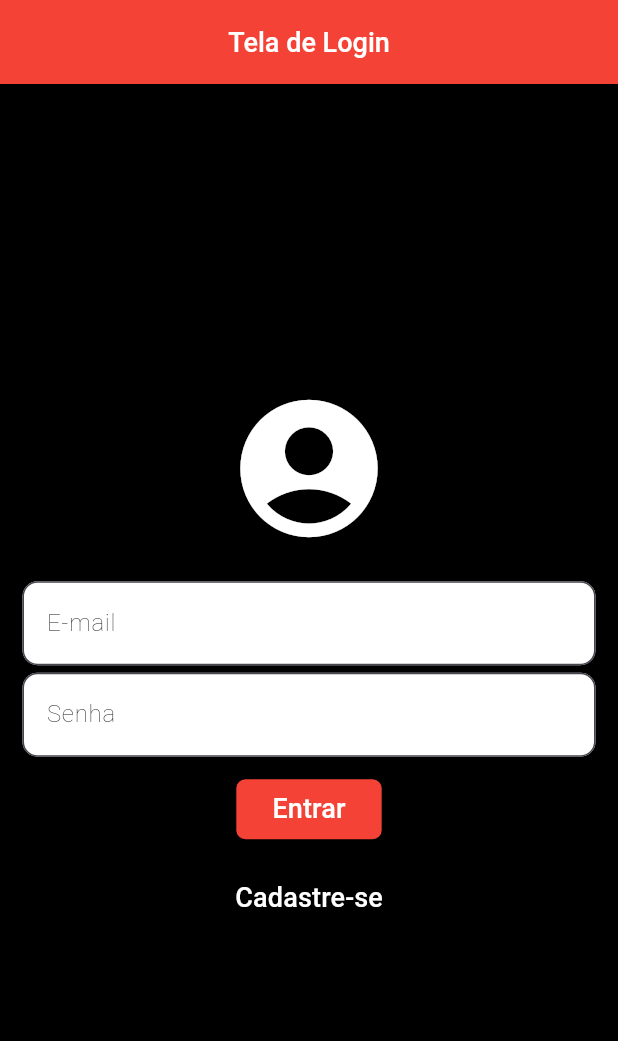
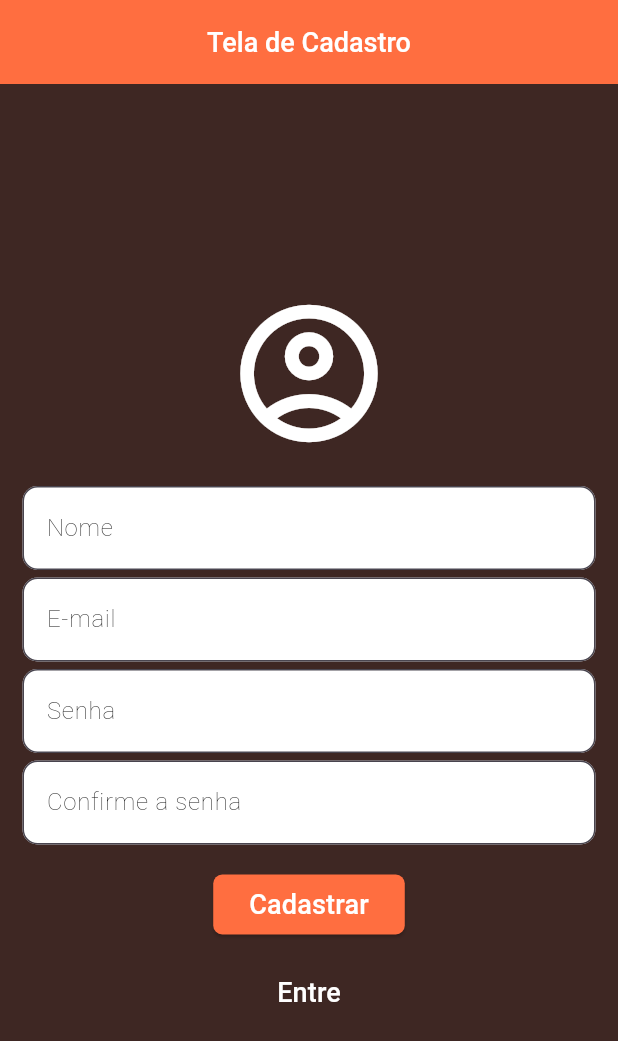
Before and after one commit to RyanRafaelA/projeto-mobile, a Flutter app: the screen it shows after launch, after a tap on "Cadastre-se", on a phone screen of 412 x 824 dp. Shown: the top 1041 px of the screen. Run offline on Flutter 3.47's test engine with Material 3 defaults, Android fonts, the phone set to English and light mode, and no system bars.

Commit message:
Criação da tela de cadastro

```diff
--- a/lib/main.dart
+++ b/lib/main.dart
@@ -17,16 +17,18 @@ class Login extends StatefulWidget {
 }
 
 class _LoginState extends State<Login> {
+  bool entrar = true;
+
   @override
   Widget build(BuildContext context) {
     return Scaffold(
-      backgroundColor: Colors.black,
+      backgroundColor: (entrar) ? Colors.black : Colors.brown[900],
       appBar: AppBar(
         centerTitle: true,
-        backgroundColor: Colors.red,
-        title: const Text(
-          "Tela de Login",
-          style: TextStyle(
+        backgroundColor: (entrar) ? Colors.red : Colors.deepOrangeAccent,
+        title: Text(
+          (entrar) ? "Tela de Login" : "Tela de Cadastro",
+          style: const TextStyle(
             color: Colors.white,
             fontSize: 18,
             fontWeight: FontWeight.w500,
@@ -39,13 +41,45 @@ class _LoginState extends State<Login> {
           child: Form(
             child: Column(
               children: [
-                const Icon(
-                  Icons.account_circle_rounded,
+                Icon(
+                  (entrar)
+                      ? Icons.account_circle_rounded
+                      : Icons.account_circle_outlined,
                   color: Colors.white,
                   size: 110,
                 ),
                 const SizedBox(
                   height: 20,
+                ),
+                Visibility(
+                  visible: !entrar,
+                  child: Column(
+                    children: [
+                      TextFormField(
+                        decoration: InputDecoration(
+                          hintText: "Nome",
+                          fillColor: Colors.white,
+                          filled: true,
+                          hintStyle: const TextStyle(
+                            color: Colors.black,
+                            fontWeight: FontWeight.w200,
+                            fontSize: 16,
+                          ),
+                          border: OutlineInputBorder(
+                            borderRadius: BorderRadius.circular(10),
+                          ),
+                        ),
+                        style: const TextStyle(
+                          color: Colors.black,
+                          fontWeight: FontWeight.w200,
+                          fontSize: 16,
+                        ),
+                      ),
+                      const SizedBox(
+                        height: 5,
+                      ),
+                    ],
+                  ),
                 ),
                 TextFormField(
                   decoration: InputDecoration(
@@ -91,6 +125,40 @@ class _LoginState extends State<Login> {
                   ),
                   obscureText: true,
                 ),
+                Visibility(
+                  visible: !entrar,
+                  child: Column(
+                    children: [
+                      const SizedBox(
+                        height: 5,
+                      ),
+                      TextFormField(
+                        decoration: InputDecoration(
+                          hintText: "Confirme a senha",
+                          fillColor: Colors.white,
+                          filled: true,
+                          hintStyle: const TextStyle(
+                            color: Colors.black,
+                            fontWeight: FontWeight.w200,
+                            fontSize: 16,
+                          ),
+                          border: OutlineInputBorder(
+                            borderRadius: BorderRadius.circular(10),
+                          ),
+                        ),
+                        style: const TextStyle(
+                          color: Colors.black,
+                          fontWeight: FontWeight.w200,
+                          fontSize: 16,
+                        ),
+                        obscureText: true,
+                      ),
+                      const SizedBox(
+                        height: 5,
+                      ),
+                    ],
+                  ),
+                ),
                 Padding(
                   padding: const EdgeInsets.only(top: 15, bottom: 15),
                   child: SizedBox(
@@ -98,14 +166,15 @@ class _LoginState extends State<Login> {
                     child: ElevatedButton(
                       onPressed: () {},
                       style: ElevatedButton.styleFrom(
-                        backgroundColor: Colors.red,
+                        backgroundColor:
+                            (entrar) ? Colors.red : Colors.deepOrangeAccent,
                         shape: RoundedRectangleBorder(
                           borderRadius: BorderRadius.circular(6),
                         ),
                       ),
-                      child: const Text(
-                        "Entrar",
-                        style: TextStyle(
+                      child: Text(
+                        (entrar) ? "Entrar" : "Cadastrar",
+                        style: const TextStyle(
                           color: Colors.white,
                           fontSize: 18,
                         ),
@@ -114,10 +183,14 @@ class _LoginState extends State<Login> {
                   ),
                 ),
                 TextButton(
-                  onPressed: () {},
-                  child: const Text(
-                    "Cadastre-se",
-                    style: TextStyle(
+                  onPressed: () {
+                    setState(() {
+                      entrar = !entrar;
+                    });
+                  },
+                  child: Text(
+                    (entrar) ? "Cadastre-se" : "Entre",
+                    style: const TextStyle(
                       color: Colors.white,
                       fontSize: 18,
                     ),
```
